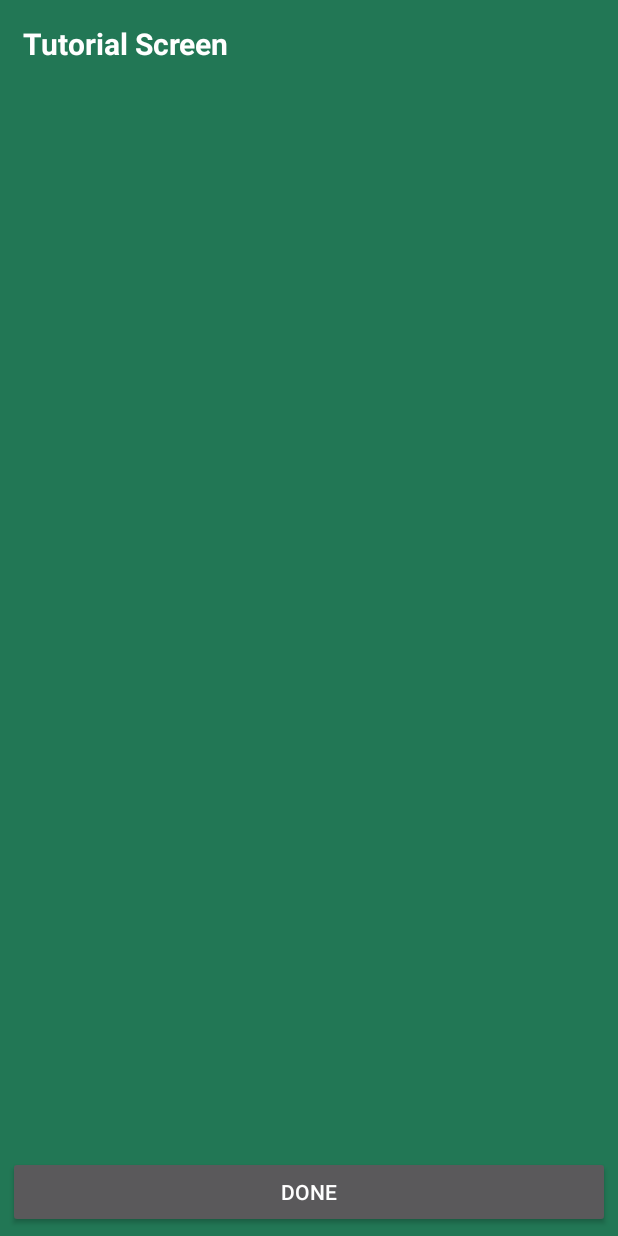
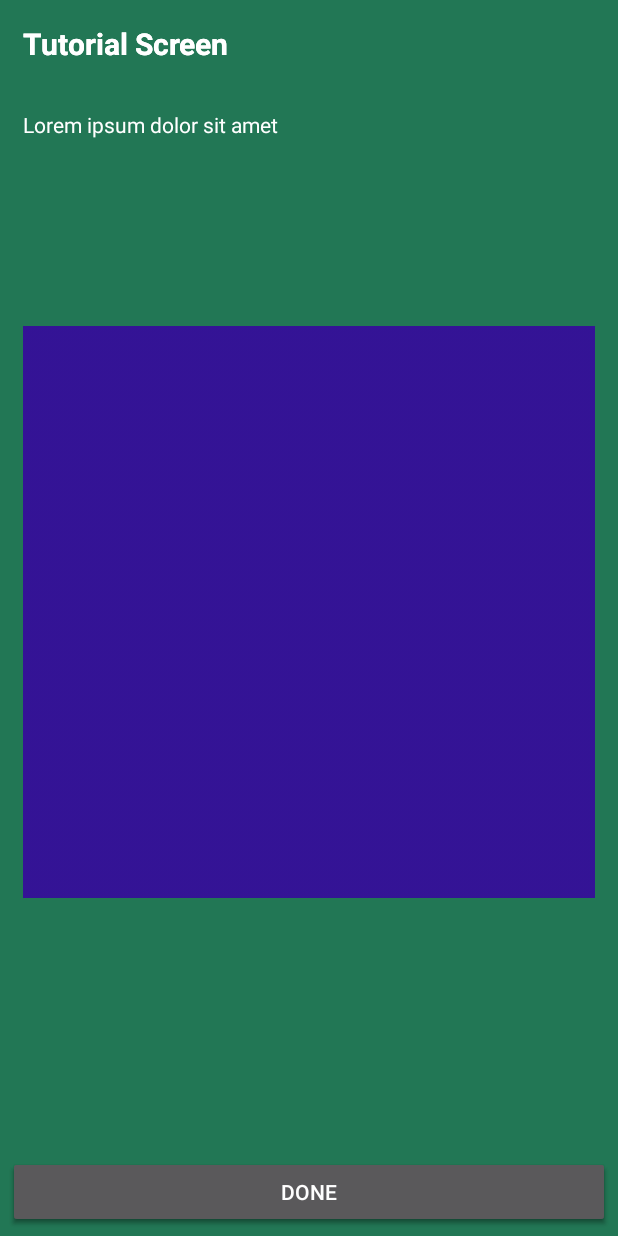
Before and after one commit to lararufflecoles/TutorialStartScreenAndSideMenu, an Android app: the screen it shows after launch (TutorialScreen), on a phone screen of 412 x 824 dp. Run offline under Robolectric (Android 15) with nearby library versions, the phone set to English and light mode, and no system bars.

Commit message:
ViewPager functionality added

```diff
--- a/app/build.gradle
+++ b/app/build.gradle
@@ -25,4 +25,5 @@ dependencies {
     compile 'com.android.support:appcompat-v7:22.2.1'
     compile 'com.android.support:design:22.2.1'
     compile 'com.android.support:cardview-v7:22.2.1'
+    compile 'com.android.support:support-v4:22.0.0'
 }
--- /dev/null
+++ b/app/src/main/java/es/rufflecol/lara/tutorialstartscreenandsidemenu/CustomPagerAdapter.java
@@ -0,0 +1,56 @@
+package es.rufflecol.lara.tutorialstartscreenandsidemenu;
+
+import android.content.Context;
+import android.support.v4.view.PagerAdapter;
+import android.view.LayoutInflater;
+import android.view.View;
+import android.view.ViewGroup;
+import android.widget.ImageView;
+import android.widget.RelativeLayout;
+
+class CustomPagerAdapter extends PagerAdapter {
+
+    Context mContext;
+    LayoutInflater mLayoutInflater;
+
+    public CustomPagerAdapter(Context context) {
+        mContext = context;
+        mLayoutInflater = (LayoutInflater) mContext.getSystemService(Context.LAYOUT_INFLATER_SERVICE);
+    }
+
+    @Override
+    public int getCount() {
+        return resources.length;
+    }
+
+    @Override
+    public boolean isViewFromObject(View view, Object object) {
+        return view == ((RelativeLayout) object);
+    }
+
+    int[] resources = {
+            R.drawable.first1,
+            R.drawable.second2,
+            R.drawable.third3,
+    };
+
+    @Override
+    public Object instantiateItem(ViewGroup container, int position) {
+        View itemView = mLayoutInflater.inflate(R.layout.activity_tutorial_screen, container, false);
+
+        ImageView imageView = (ImageView) itemView.findViewById(R.id.imageView);
+        imageView.setImageResource(resources[position]);
+
+//        TextView textView = (TextView) itemView.findViewById(R.id.tutorial_activity_text);
+//        textView.setText(resources[position]);
+
+        container.addView(itemView);
+
+        return itemView;
+    }
+
+    @Override
+    public void destroyItem(ViewGroup container, int position, Object object) {
+        container.removeView((RelativeLayout) object);
+    }
+}
--- a/app/src/main/java/es/rufflecol/lara/tutorialstartscreenandsidemenu/MainActivity.java
+++ b/app/src/main/java/es/rufflecol/lara/tutorialstartscreenandsidemenu/MainActivity.java
@@ -1,7 +1,5 @@
 package es.rufflecol.lara.tutorialstartscreenandsidemenu;
 
-import android.content.Intent;
-import android.net.Uri;
 import android.os.Bundle;
 import android.support.design.widget.NavigationView;
 import android.support.v4.view.GravityCompat;
@@ -9,14 +7,10 @@ import android.support.v4.widget.DrawerLayout;
 import android.support.v7.app.ActionBar;
 import android.support.v7.app.AppCompatActivity;
 import android.text.method.LinkMovementMethod;
-import android.text.util.Linkify;
 import android.view.Menu;
 import android.view.MenuInflater;
 import android.support.v7.widget.Toolbar;
 import android.view.MenuItem;
-import android.view.View;
-import android.webkit.WebSettings;
-import android.webkit.WebView;
 import android.widget.ArrayAdapter;
 import android.widget.ImageView;
 import android.widget.TextView;
--- a/app/src/main/java/es/rufflecol/lara/tutorialstartscreenandsidemenu/TutorialScreen.java
+++ b/app/src/main/java/es/rufflecol/lara/tutorialstartscreenandsidemenu/TutorialScreen.java
@@ -2,10 +2,10 @@ package es.rufflecol.lara.tutorialstartscreenandsidemenu;
 
 import android.content.Intent;
 import android.os.Bundle;
+import android.support.v4.view.ViewPager;
 import android.support.v7.app.AppCompatActivity;
 import android.view.View;
 import android.widget.Button;
-import android.widget.ImageView;
 
 public class TutorialScreen extends AppCompatActivity {
 
@@ -15,6 +15,9 @@ public class TutorialScreen extends AppCompatActivity {
     protected void onCreate(Bundle savedInstanceState) {
         super.onCreate(savedInstanceState);
         setContentView(R.layout.activity_tutorial_screen);
+
+        ViewPager viewPager = (ViewPager) findViewById(R.id.viewpager);
+        viewPager.setAdapter(new CustomPagerAdapter(this));
 
         button = (Button) findViewById(R.id.doneButton);
         button.setOnClickListener(new View.OnClickListener() {
--- a/app/src/main/res/layout/activity_tutorial_screen.xml
+++ b/app/src/main/res/layout/activity_tutorial_screen.xml
@@ -4,16 +4,44 @@
     android:layout_height="match_parent"
     android:background="@color/dark_green">
 
+    <android.support.v4.view.ViewPager xmlns:android="http://schemas.android.com/apk/res/android"
+        android:id="@+id/viewpager"
+        android:layout_width="match_parent"
+        android:layout_height="match_parent" />
+
+    <ImageView
+        android:id="@+id/imageView"
+        android:layout_width="match_parent"
+        android:layout_height="wrap_content"
+        android:layout_below="@+id/tutorial_screen_header"
+        android:paddingLeft="@dimen/side_padding"
+        android:paddingRight="@dimen/side_padding"
+        android:paddingTop="@dimen/top_padding" />
+
     <TextView
-        android:layout_width="fill_parent"
+        android:id="@+id/tutorial_screen_header"
+        android:layout_width="match_parent"
         android:layout_height="wrap_content"
         android:layout_alignParentTop="true"
         android:paddingLeft="@dimen/side_padding"
+        android:paddingRight="@dimen/side_padding"
         android:paddingTop="@dimen/top_padding"
         android:text="@string/tutorial_screen_text"
         android:textColor="@color/white"
         android:textSize="@dimen/text_size_header"
         android:textStyle="bold" />
+
+    <TextView
+        android:id="@+id/tutorial_screen_text"
+        android:layout_width="match_parent"
+        android:layout_height="wrap_content"
+        android:layout_below="@+id/imageView"
+        android:paddingLeft="@dimen/side_padding"
+        android:paddingRight="@dimen/side_padding"
+        android:paddingTop="@dimen/top_padding"
+        android:text="@string/tutorial_screen_text_normal"
+        android:textColor="@color/white"
+        android:textSize="@dimen/text_size_normal" />
 
     <Button
         android:id="@+id/doneButton"
--- a/app/src/main/res/values/strings.xml
+++ b/app/src/main/res/values/strings.xml
@@ -8,6 +8,7 @@
 
     <!--Tutorial Screen-->
     <string name="tutorial_screen_text">Tutorial Screen</string>
+    <string name="tutorial_screen_text_normal">Lorem ipsum dolor sit amet</string>
     <string name="tutorial_screen_done">Done</string>
 
     <!--Side Menu-->
```
Also changed, not shown: app/src/main/res/drawable/first1.png (added), app/src/main/res/drawable/second2.png (added), app/src/main/res/drawable/third3.png (added).
